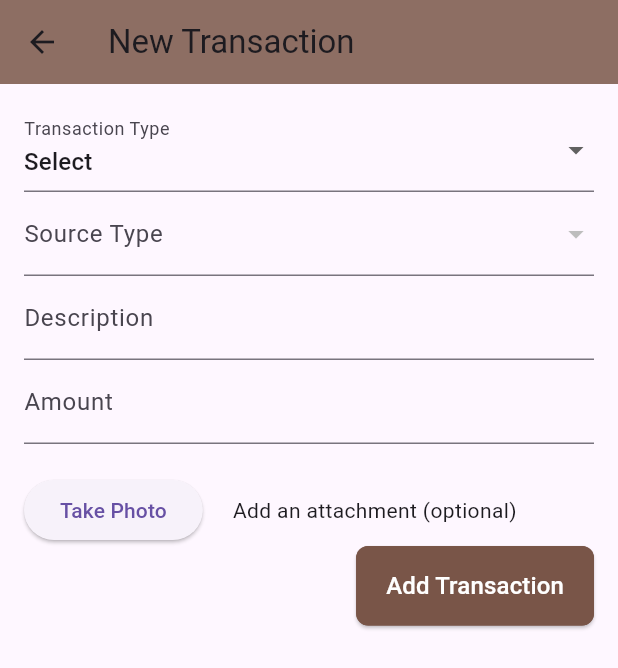
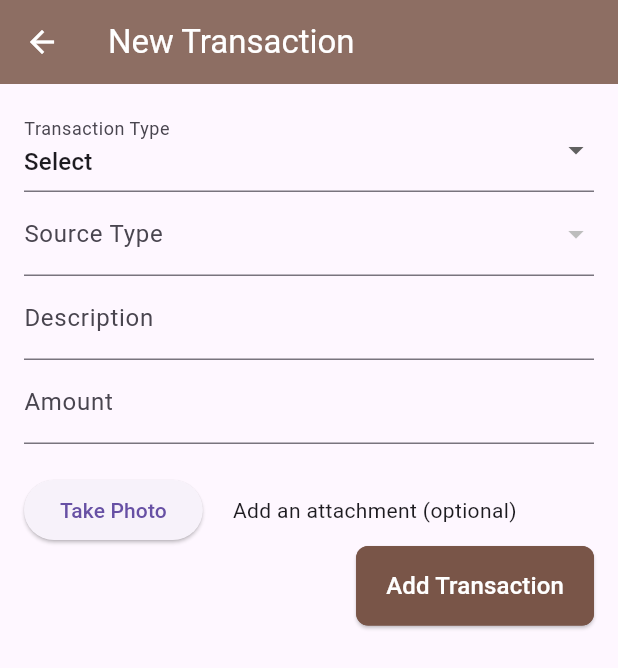
Before and after one commit to sliit-app-innovator/spend-wise, a Flutter app: the screen it shows after launch, after a tap on "Login", after a tap on the "add" icon, on a phone screen of 412 x 824 dp. Shown: the top 668 px of the screen. Run offline on Flutter 3.47's test engine with Material 3 defaults, Android fonts, the phone set to English and light mode, and no system bars; our stand-ins replace cloud_firestore, firebase_core, fl_chart, image_picker, shared_preferences, sqflite; accounts and stored records are empty.

Commit message:
Login Page

```diff
--- a/lib/container_page.dart
+++ b/lib/container_page.dart
@@ -1,4 +1,5 @@
 import 'package:flutter/material.dart';
+import 'package:spend_wise/main.dart';
 import 'package:spend_wise/utils/colors.dart';
 import 'pages/add_transaction_page.dart';
 import 'pages/modify_transaction_page.dart';
@@ -119,12 +120,15 @@ class _MyAppState extends State<MyApp> {
 
   Drawer getLeftMenu(BuildContext context, File? imageFile) {
     return Drawer(
+        child: Container(
+      color: const Color.fromARGB(
+          255, 243, 238, 235), // Light brown background for the drawer body
       child: ListView(
         padding: EdgeInsets.zero,
         children: <Widget>[
           DrawerHeader(
             decoration: const BoxDecoration(
-              color: Colors.deepPurple,
+              color: Colors.brown,
             ),
             child: Column(
               crossAxisAlignment: CrossAxisAlignment.start,
@@ -205,12 +209,14 @@ class _MyAppState extends State<MyApp> {
             leading: const Icon(Icons.logout),
             title: const Text('Logout'),
             onTap: () {
-              // Handle logout
-              //   Navigator.pop(context);
+              Navigator.pushReplacement(
+                context,
+                MaterialPageRoute(builder: (context) => Login()),
+              );
             },
           ),
         ],
       ),
-    );
+    ));
   }
 }
--- a/lib/main.dart
+++ b/lib/main.dart
@@ -12,7 +12,11 @@ class Login extends StatelessWidget {
   @override
   Widget build(BuildContext context) {
     return MaterialApp(
+      title: 'Login Page',
       debugShowCheckedModeBanner: false,
+      theme: ThemeData(
+        primarySwatch: Colors.brown,
+      ),
       home: LoginPage(),
     );
   }
@@ -25,46 +29,78 @@ class LoginPage extends StatefulWidget {
 
 class _LoginPageState extends State<LoginPage> {
   final _formKey = GlobalKey<FormState>();
-  final TextEditingController _emailController = TextEditingController();
-  final TextEditingController _passwordController = TextEditingController();
+  //final _formKey = GlobalKey<FormState>();
+  String email = '';
+  String password = '';
 
   void _login() {
-    // Here you can implement your authentication logic
-    // For demonstration, we are just checking if the fields are not empty
-    print("LOOOOOOOOOOOOOOOOOOOOOOOOOOOOOGIN");
-    // if (_formKey.currentState!.validate()) {
-    // If the form is valid, navigate to the main app
     Navigator.pushReplacement(
       context,
       MaterialPageRoute(builder: (context) => MyApp()),
     );
-    //  }
   }
 
   @override
   Widget build(BuildContext context) {
     return Scaffold(
-      appBar: AppBar(title: Text('Login')),
-      body: Padding(
-        padding: const EdgeInsets.all(16.0),
+      backgroundColor: const Color.fromARGB(255, 172, 109, 78),
+      body: Center(
+        child: SingleChildScrollView(
+          child: Padding(
+            padding: const EdgeInsets.all(20.0),
+            child: Card(
+              elevation: 5,
+              shape: RoundedRectangleBorder(
+                borderRadius: BorderRadius.circular(15),
+              ),
+              child: Padding(
+                padding: const EdgeInsets.all(30.0),
                 child: Form(
                   key: _formKey,
                   child: Column(
-            mainAxisAlignment: MainAxisAlignment.center,
+                    mainAxisSize: MainAxisSize.min,
                     children: [
+                      Text(
+                        'Spend Wise',
+                        style: TextStyle(
+                          fontSize: 30,
+                          color: Colors.brown,
+                          fontWeight: FontWeight.bold,
+                        ),
+                      ),
+                      SizedBox(height: 30),
                       TextFormField(
-                controller: _emailController,
-                decoration: InputDecoration(labelText: 'Email'),
+                        decoration: InputDecoration(
+                          labelText: 'Email',
+                          labelStyle: TextStyle(color: Colors.brown),
+                          border: OutlineInputBorder(
+                            borderRadius: BorderRadius.circular(10),
+                            borderSide: BorderSide(color: Colors.brown),
+                          ),
+                          prefixIcon: Icon(Icons.email, color: Colors.brown),
+                        ),
+                        keyboardType: TextInputType.emailAddress,
                         validator: (value) {
                           if (value == null || value.isEmpty) {
                             return 'Please enter your email';
                           }
                           return null;
                         },
+                        onSaved: (value) {
+                          email = value!;
+                        },
                       ),
+                      SizedBox(height: 20),
                       TextFormField(
-                controller: _passwordController,
-                decoration: InputDecoration(labelText: 'Password'),
+                        decoration: InputDecoration(
+                          labelText: 'Password',
+                          labelStyle: TextStyle(color: Colors.brown),
+                          border: OutlineInputBorder(
+                            borderRadius: BorderRadius.circular(10),
+                            borderSide: BorderSide(color: Colors.brown),
+                          ),
+                          prefixIcon: Icon(Icons.lock, color: Colors.brown),
+                        ),
                         obscureText: true,
                         validator: (value) {
                           if (value == null || value.isEmpty) {
@@ -72,23 +108,64 @@ class _LoginPageState extends State<LoginPage> {
                           }
                           return null;
                         },
+                        onSaved: (value) {
+                          password = value!;
+                        },
+                      ),
+                      SizedBox(height: 30),
+                      ElevatedButton(
+                        onPressed: () {
+                          _login();
+                        },
+                        style: ElevatedButton.styleFrom(
+                          backgroundColor: Colors.brown,
+                          foregroundColor: Colors.white,
+                          padding: EdgeInsets.symmetric(
+                              horizontal: 40, vertical: 15),
+                          shape: RoundedRectangleBorder(
+                            borderRadius: BorderRadius.circular(10),
+                          ),
+                        ),
+                        child: Text(
+                          'Login',
+                          style: TextStyle(
+                            fontSize: 18,
+                            color: Colors.white,
+                          ),
+                        ),
                       ),
                       SizedBox(height: 20),
-              ElevatedButton(
-                onPressed: _login,
-                child: Text('Login'),
+                      Row(
+                        mainAxisAlignment: MainAxisAlignment.spaceBetween,
+                        children: [
+                          TextButton(
+                            onPressed: () {
+                              // Navigate to forgot password screen
+                            },
+                            child: Text(
+                              'Sign up',
+                              style: TextStyle(color: Colors.brown),
                             ),
+                          ),
+                          TextButton(
+                            onPressed: () {
+                              // Navigate to forgot password screen
+                            },
+                            child: Text(
+                              'Forgot Password?',
+                              style: TextStyle(color: Colors.brown),
+                            ),
+                          )
                         ],
+                      )
+                    ],
+                  ),
+                ),
+              ),
+            ),
           ),
         ),
       ),
     );
   }
-
-  @override
-  void dispose() {
-    _emailController.dispose();
-    _passwordController.dispose();
-    super.dispose();
 }
-}
--- a/lib/pages/add_transaction_page.dart
+++ b/lib/pages/add_transaction_page.dart
@@ -6,6 +6,7 @@ import 'dart:io';
 import 'package:image_picker/image_picker.dart';
 import 'package:path_provider/path_provider.dart';
 import 'package:path/path.dart';
+import 'package:spend_wise/utils/colors.dart';
 
 class AddTransactionPage extends StatefulWidget {
   const AddTransactionPage({super.key});
@@ -93,6 +94,7 @@ class _AddExpensesPage extends State<AddTransactionPage> {
       appBar: AppBar(
         title: Text('New Transaction'),
         backgroundColor: Colors.brown[400],
+        foregroundColor: Colors.white,
       ),
       body: Padding(
         padding: const EdgeInsets.all(16.0),
@@ -213,6 +215,7 @@ class _AddExpensesPage extends State<AddTransactionPage> {
                       child: const Text(
                         'Add Transaction',
                         style: TextStyle(
+                            color: Colors.white,
                             fontSize: 16), // Customize the font size if needed
                       ),
                     ),
```
Lines whose indentation alone changed are shown as unchanged.
